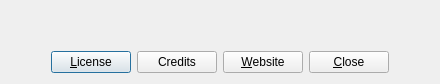
Before: the Qt Designer form desktop-widgets/about.ui in subsurface/subsurface, drawn with Qt 5.
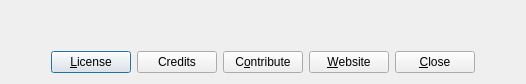
After: the same form once the commit is applied. Icons and pictures are not drawn.

Commit message:
Desktop: Add Button and Link to 'Contribute' Page.
Add a button that opens the 'Contribute' page to the 'About' dialogue,
to encourage more users to start to contribute.

Requires https://github.com/subsurface/new-website/pull/36 to be
deployed to have a valid link target.

Diff of the .ui file:
```diff
--- a/desktop-widgets/about.ui
+++ b/desktop-widgets/about.ui
@@ -91,6 +91,13 @@
        </property>
       </widget>
      </item>
+     <item>
+      <widget class="QPushButton" name="contributeButton">
+       <property name="text">
+        <string>C&amp;ontribute</string>
+       </property>
+      </widget>
+     </item>
      <item>
       <widget class="QPushButton" name="websiteButton">
        <property name="text">
```
Left out of the diff: 1 changed line with no effect on the pictures. The commit also changes 3 other files.
